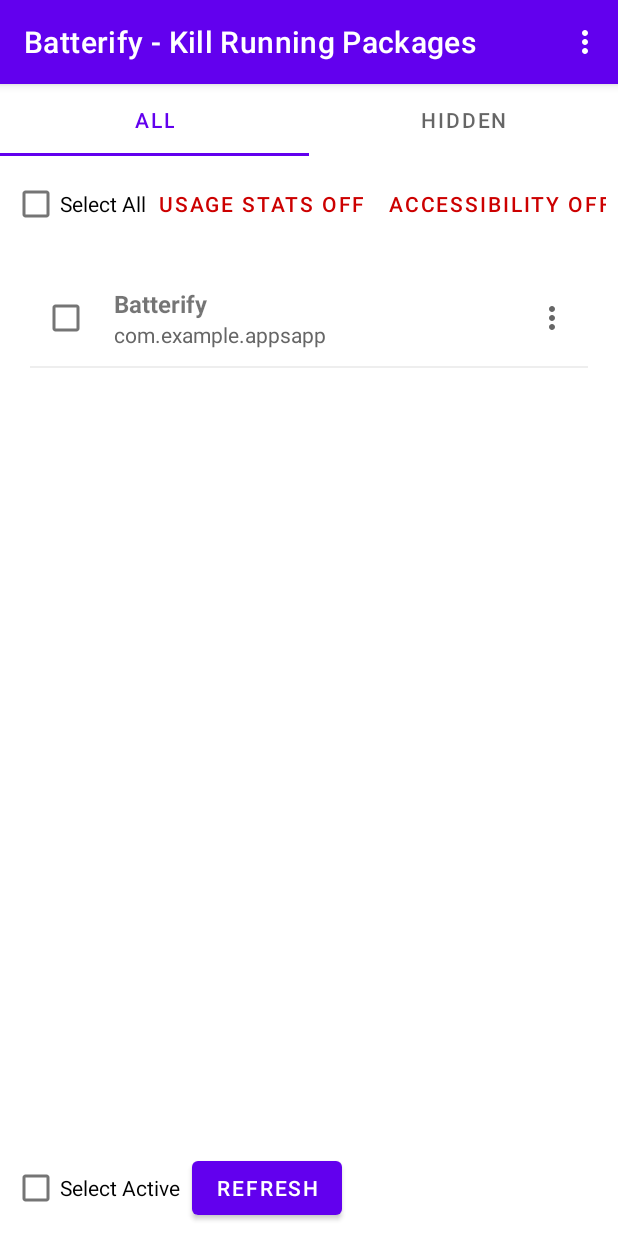
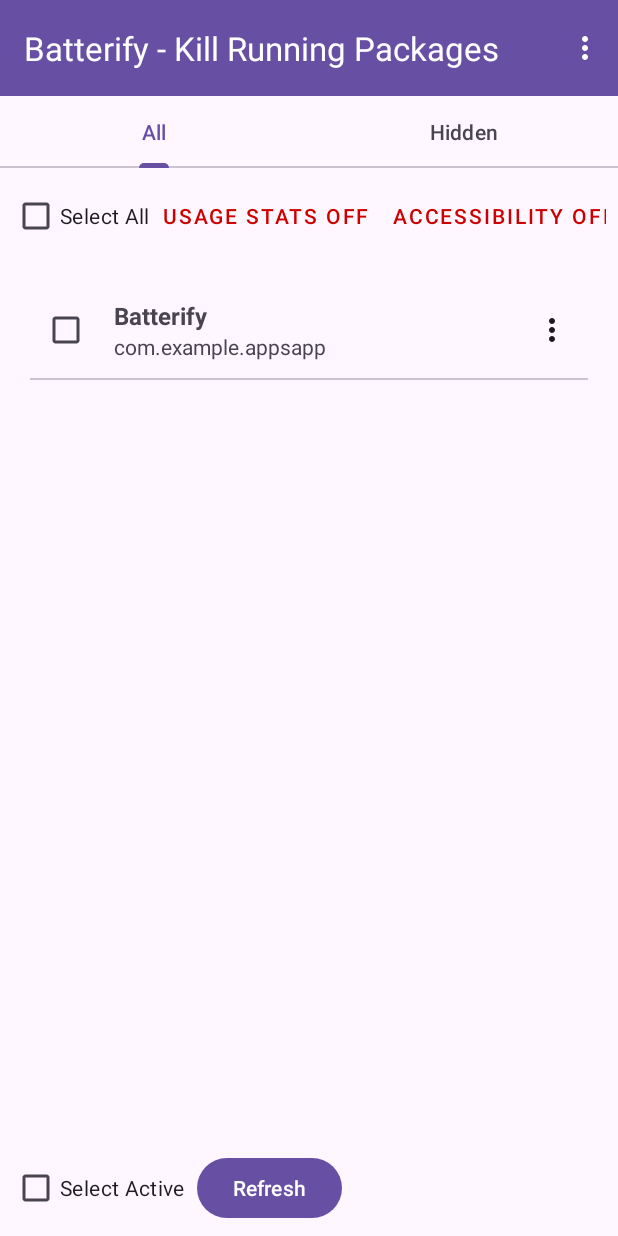
Before and after one commit to albertincx/batterify, an Android app: the screen it shows after launch (MainActivity), on a phone screen of 412 x 824 dp. Run offline under Robolectric (Android 15) with nearby library versions, the phone set to English and light mode, and no system bars; our stand-ins replace navigation-ui.

Commit message:
colors fix

```diff
--- a/app/src/main/res/drawable/ic_more_vert.xml
+++ b/app/src/main/res/drawable/ic_more_vert.xml
@@ -4,6 +4,6 @@
     android:viewportWidth="24"
     android:viewportHeight="24">
     <path
-        android:fillColor="#666666"
+        android:fillColor="?attr/colorOnSurface"
         android:pathData="M12,8c1.1,0 2,-0.9 2,-2s-0.9,-2 -2,-2 -2,0.9 -2,2 0.9,2 2,2zM12,10c-1.1,0 -2,0.9 -2,2s0.9,2 2,2 2,-0.9 2,-2 -0.9,-2 -2,-2zM12,16c-1.1,0 -2,0.9 -2,2s0.9,2 2,2 2,-0.9 2,-2 -0.9,-2 -2,-2z"/>
 </vector>
--- a/app/src/main/res/layout/fragment_running_packages.xml
+++ b/app/src/main/res/layout/fragment_running_packages.xml
@@ -49,7 +49,7 @@
             android:layout_width="wrap_content"
             android:layout_height="wrap_content"
             android:text="Usage Stats Off"
-            android:textColor="#F44336" />
+            android:textColor="?attr/colorError" />
 
         <Button
             android:id="@+id/accessibility_button"
@@ -57,7 +57,7 @@
             android:layout_width="wrap_content"
             android:layout_height="wrap_content"
             android:text="Accessibility Off"
-            android:textColor="#F44336" />
+            android:textColor="?attr/colorError" />
     </LinearLayout>
 
     <androidx.recyclerview.widget.RecyclerView
--- a/app/src/main/res/layout/item_running_package.xml
+++ b/app/src/main/res/layout/item_running_package.xml
@@ -34,7 +34,7 @@
                 android:id="@+id/packageNameTextView"
                 android:layout_width="wrap_content"
                 android:layout_height="wrap_content"
-                android:textColor="#666666"
+                android:textColor="?attr/colorOnSurfaceVariant"
                 android:textSize="14sp" />
         </LinearLayout>
 
@@ -51,6 +51,6 @@
         android:layout_width="match_parent"
         android:layout_height="1dp"
         android:layout_marginTop="8dp"
-        android:background="#EEEEEE" />
+        android:background="?attr/colorOutlineVariant" />
 
 </LinearLayout>
--- a/app/src/main/res/values-night/themes.xml
+++ b/app/src/main/res/values-night/themes.xml
@@ -1,16 +1,22 @@
 <resources xmlns:tools="http://schemas.android.com/tools">
     <!-- Base application theme. -->
-    <style name="Theme.AppsApp" parent="Theme.MaterialComponents.DayNight.DarkActionBar">
+    <style name="Theme.AppsApp" parent="Theme.Material3.DayNight.NoActionBar">
         <!-- Primary brand color. -->
         <item name="colorPrimary">@color/purple_200</item>
-        <item name="colorPrimaryVariant">@color/purple_700</item>
-        <item name="colorOnPrimary">@color/black</item>
+        <item name="colorOnPrimary">@color/purple_700</item>
+        <item name="colorPrimaryContainer">@color/purple_700</item>
+        <item name="colorOnPrimaryContainer">@color/purple_200</item>
+
         <!-- Secondary brand color. -->
         <item name="colorSecondary">@color/teal_200</item>
-        <item name="colorSecondaryVariant">@color/teal_200</item>
-        <item name="colorOnSecondary">@color/black</item>
+        <item name="colorOnSecondary">@color/teal_700</item>
+
+        <!-- Error color. -->
+        <item name="colorError">@color/error_red</item>
+        <item name="colorOnError">@color/black</item>
+
         <!-- Status bar color. -->
-        <item name="android:statusBarColor">?attr/colorPrimaryVariant</item>
-        <!-- Customize your theme here. -->
+        <item name="android:statusBarColor">?attr/colorSurface</item>
+        <item name="android:windowLightStatusBar" tools:targetApi="m">false</item>
     </style>
 </resources>
--- a/app/src/main/res/values/colors.xml
+++ b/app/src/main/res/values/colors.xml
@@ -1,10 +1,11 @@
 <?xml version="1.0" encoding="utf-8"?>
 <resources>
-    <color name="purple_200">#FFBB86FC</color>
-    <color name="purple_500">#FF6200EE</color>
-    <color name="purple_700">#FF3700B3</color>
-    <color name="teal_200">#FF03DAC5</color>
-    <color name="teal_700">#FF018786</color>
+    <color name="purple_200">#FFD0BCFF</color>
+    <color name="purple_500">#FF6750A4</color>
+    <color name="purple_700">#FF4F378B</color>
+    <color name="teal_200">#FFCCC2DC</color>
+    <color name="teal_700">#FF625B71</color>
+    <color name="error_red">#F44336</color>
     <color name="black">#FF000000</color>
     <color name="white">#FFFFFFFF</color>
 </resources>
--- a/app/src/main/res/values/themes.xml
+++ b/app/src/main/res/values/themes.xml
@@ -1,17 +1,22 @@
 <resources xmlns:tools="http://schemas.android.com/tools">
     <!-- Base application theme. -->
-    <style name="Theme.AppsApp" parent="Theme.MaterialComponents.DayNight.DarkActionBar">
+    <style name="Theme.AppsApp" parent="Theme.Material3.DayNight.NoActionBar">
         <!-- Primary brand color. -->
         <item name="colorPrimary">@color/purple_500</item>
-        <item name="colorPrimaryVariant">@color/purple_700</item>
         <item name="colorOnPrimary">@color/white</item>
+        <item name="colorPrimaryContainer">@color/purple_200</item>
+        <item name="colorOnPrimaryContainer">@color/purple_700</item>
+
         <!-- Secondary brand color. -->
-        <item name="colorSecondary">@color/teal_200</item>
-        <item name="colorSecondaryVariant">@color/teal_700</item>
-        <item name="colorOnSecondary">@color/black</item>
+        <item name="colorSecondary">@color/teal_700</item>
+        <item name="colorOnSecondary">@color/white</item>
+
+        <!-- Error color. -->
+        <item name="colorError">@color/error_red</item>
+        <item name="colorOnError">@color/white</item>
+
         <!-- Status bar color. -->
-        <item name="android:statusBarColor">?attr/colorPrimaryVariant</item>
-        <!-- Customize your theme here. -->
+        <item name="android:statusBarColor">?attr/colorPrimary</item>
     </style>
 
     <style name="Theme.AppsApp.NoActionBar">
@@ -19,7 +24,7 @@
         <item name="windowNoTitle">true</item>
     </style>
 
-    <style name="Theme.AppsApp.AppBarOverlay" parent="ThemeOverlay.AppCompat.Dark.ActionBar" />
+    <style name="Theme.AppsApp.AppBarOverlay" parent="ThemeOverlay.Material3.Dark.ActionBar" />
 
-    <style name="Theme.AppsApp.PopupOverlay" parent="ThemeOverlay.AppCompat.Light" />
+    <style name="Theme.AppsApp.PopupOverlay" parent="ThemeOverlay.Material3.Light" />
 </resources>
```
